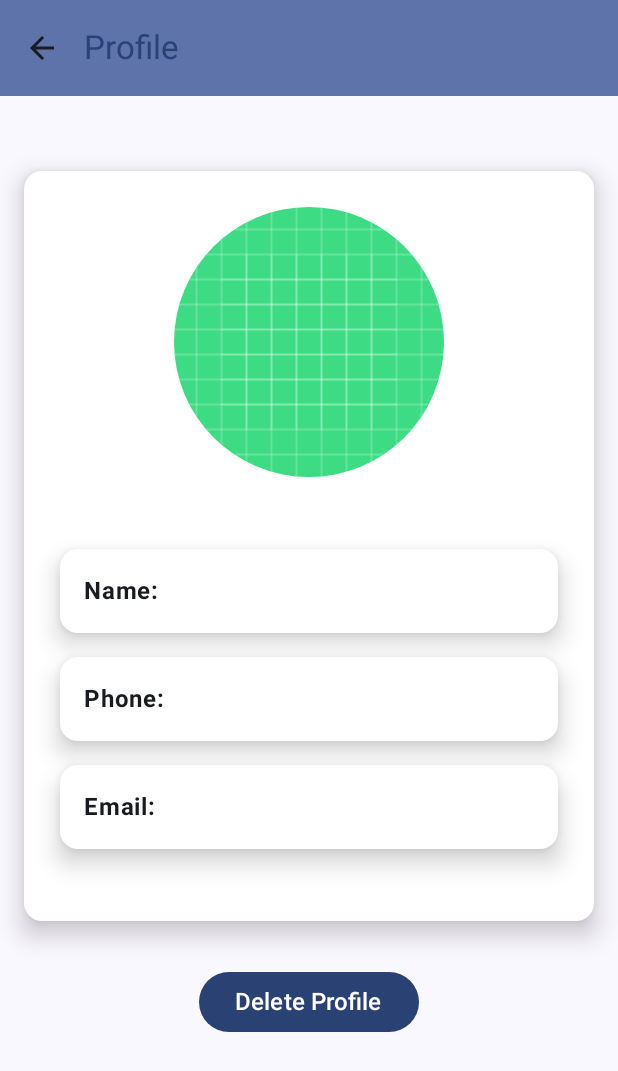
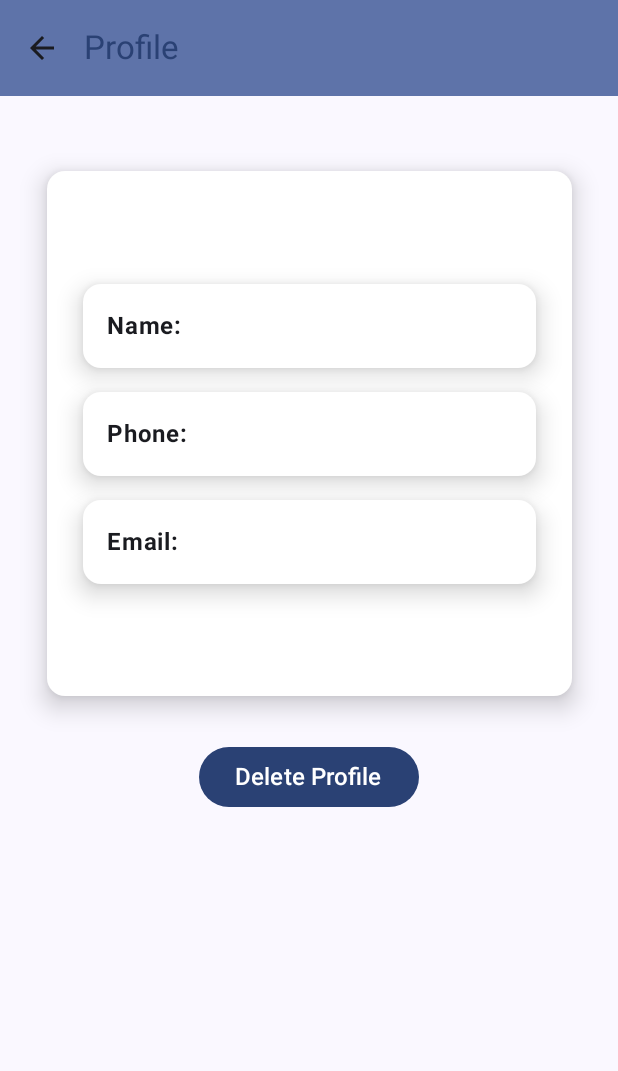
Before and after one commit to AD-RT/MyContactApp, an Android app built with Jetpack Compose: the profile screen opened through its navigation route, on a phone screen of 412 x 824 dp. Shown: the top 1071 px of the screen. Run offline under Robolectric (Android 15) with nearby library versions, the phone set to English and light mode, and no system bars; our stand-ins replace Dagger/Hilt's generated code, Room's generated code.

Commit message:
Update Profile

```diff
--- a/app/src/main/java/com/example/mycontact/presentation/screens/Profile.kt
+++ b/app/src/main/java/com/example/mycontact/presentation/screens/Profile.kt
@@ -76,8 +76,8 @@ fun profile(state: AppState,viewModel: ContactViewModel= hiltViewModel(),navCont
                     Spacer(modifier = Modifier.height(50.dp))
                         Card(
                             modifier = Modifier
-                                .width(380.dp)
-                                .height(500.dp),
+                                .width(350.dp)
+                                .height(350.dp),
                             elevation = CardDefaults.cardElevation(
                                 defaultElevation = 10.dp
                             ),
@@ -92,13 +92,7 @@ fun profile(state: AppState,viewModel: ContactViewModel= hiltViewModel(),navCont
                                 verticalArrangement = Arrangement.SpaceEvenly
                             ) {
 
-                            Image(
-                                painter = painterResource(id = R.drawable.ic_launcher_background),
-                                contentDescription = null,
-                                modifier = Modifier
-                                    .size(180.dp)
-                                    .clip(CircleShape)
-                            )
+
                                 Column(
                                     modifier = Modifier
                                         .fillMaxWidth()
```
